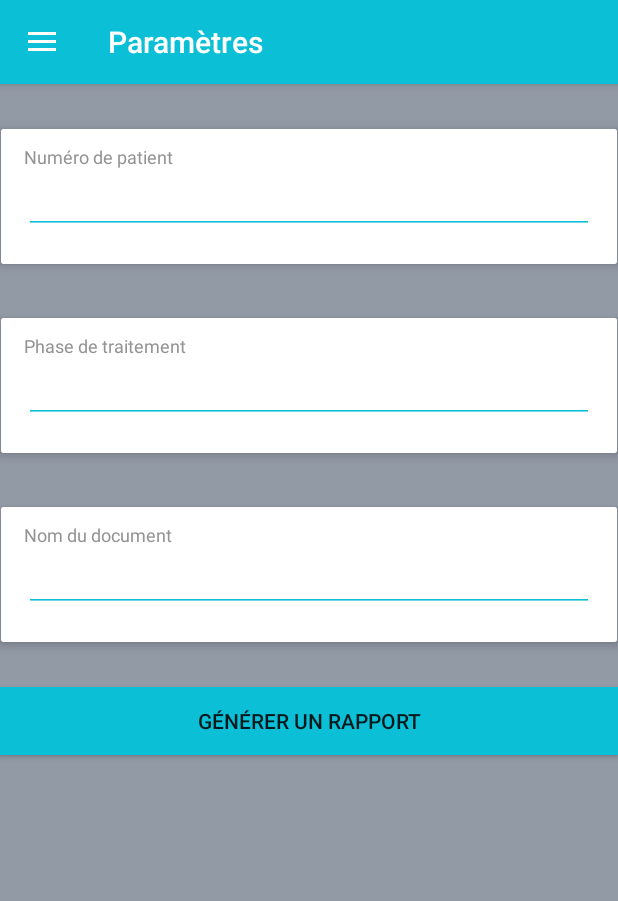
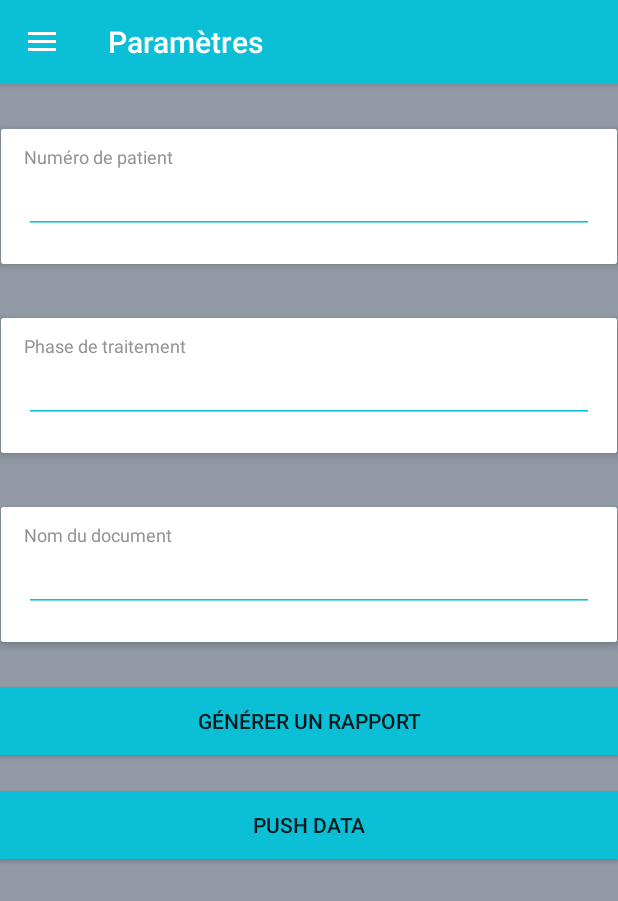
Before and after one commit to XavierSalamin/RaynaudMonitoringApp, an Android app: the screen it shows after launch (MainActivity), in the side drawer, after a tap on "Paramètres", on a phone screen of 412 x 824 dp. Shown: the top 901 px of the screen. Run offline under Robolectric (Android 15) with nearby library versions, the phone set to English and light mode, and no system bars; libraries missing offline, so code that uses them is left out: com.couchbase.lite, com.itextpdf.text; 11 statements that could not run were skipped.

Commit message:
last change
last change

```diff
--- a/AndroidApp/app/src/main/java/fr/hes/raynaudmonitoring/MainFragment.java
+++ b/AndroidApp/app/src/main/java/fr/hes/raynaudmonitoring/MainFragment.java
@@ -271,7 +271,7 @@ public class MainFragment extends Fragment {
         addCrisisLink.setOnClickListener(new View.OnClickListener() {
             @Override
             public void onClick(View v) {
-                DatabaseManager.startReplication();
+
                 Intent intent = new Intent(getActivity(), AddCrisisActivity.class);
                 startActivity(intent);
             }
--- a/AndroidApp/app/src/main/java/fr/hes/raynaudmonitoring/Settings.java
+++ b/AndroidApp/app/src/main/java/fr/hes/raynaudmonitoring/Settings.java
@@ -82,6 +82,7 @@ public class Settings extends Fragment {
     ArrayList<String> dateRcs;
 
     Button button;
+    Button button_push;
 
     EditText numberEdit;
     EditText phaseEdit;
@@ -116,6 +117,7 @@ public class Settings extends Fragment {
 
         final View rootView = inflater.inflate(R.layout.activity_settings, container, false);
         button = rootView.findViewById(R.id.pdf_button);
+        button_push = rootView.findViewById(R.id.push_button);
         nameEdit = rootView.findViewById(R.id.edit_name_pdf);
         phaseEdit = rootView.findViewById(R.id.edit_phase_treatment);
         numberEdit = rootView.findViewById(R.id.edit_number_client);
@@ -244,6 +246,13 @@ public class Settings extends Fragment {
             }
         });
 
+
+        button_push.setOnClickListener(new View.OnClickListener() {
+            @Override
+            public void onClick(View v) {
+                DatabaseManager.startReplication();
+            }
+        });
 
         try {
             generateJson();
--- a/AndroidApp/app/src/main/res/layout/activity_settings.xml
+++ b/AndroidApp/app/src/main/res/layout/activity_settings.xml
@@ -190,6 +190,15 @@
                 android:background="@color/colorPrimary"
                 android:elevation="17dp"
                 android:text="Générer un rapport" />
+
+            <Button
+                android:id="@+id/push_button"
+                android:layout_width="match_parent"
+                android:layout_height="45dp"
+                android:layout_marginTop="24dp"
+                android:background="@color/colorPrimary"
+                android:elevation="17dp"
+                android:text="PUSH data" />
         </LinearLayout>
     </ScrollView>
 </android.support.constraint.ConstraintLayout>
```
